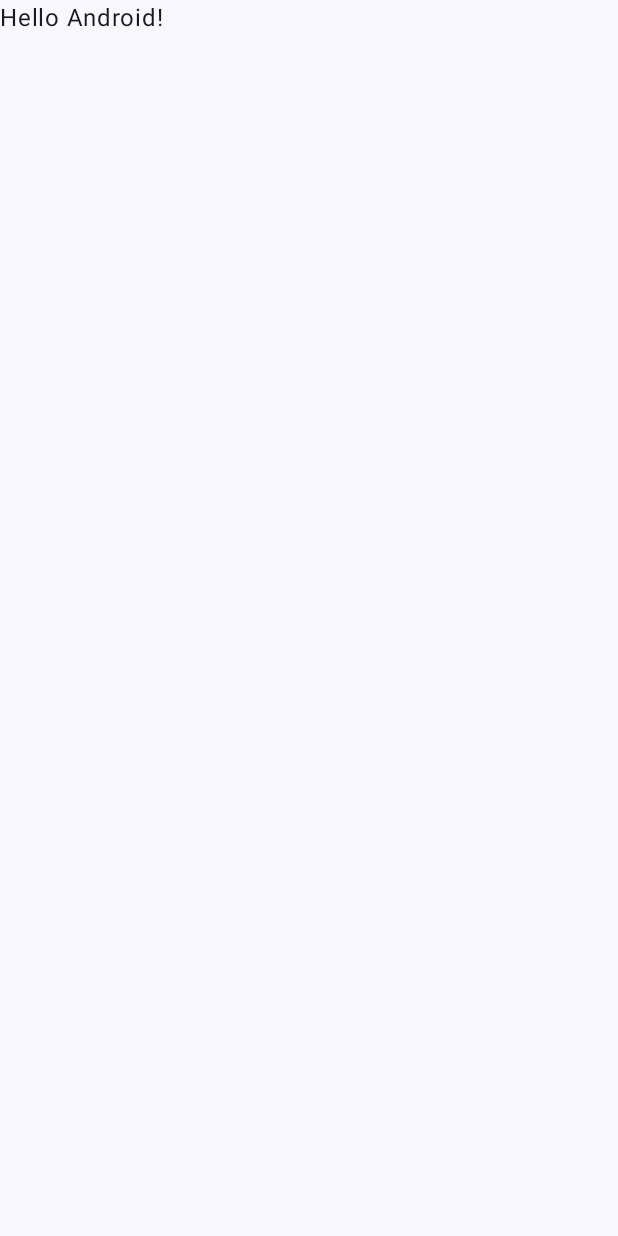
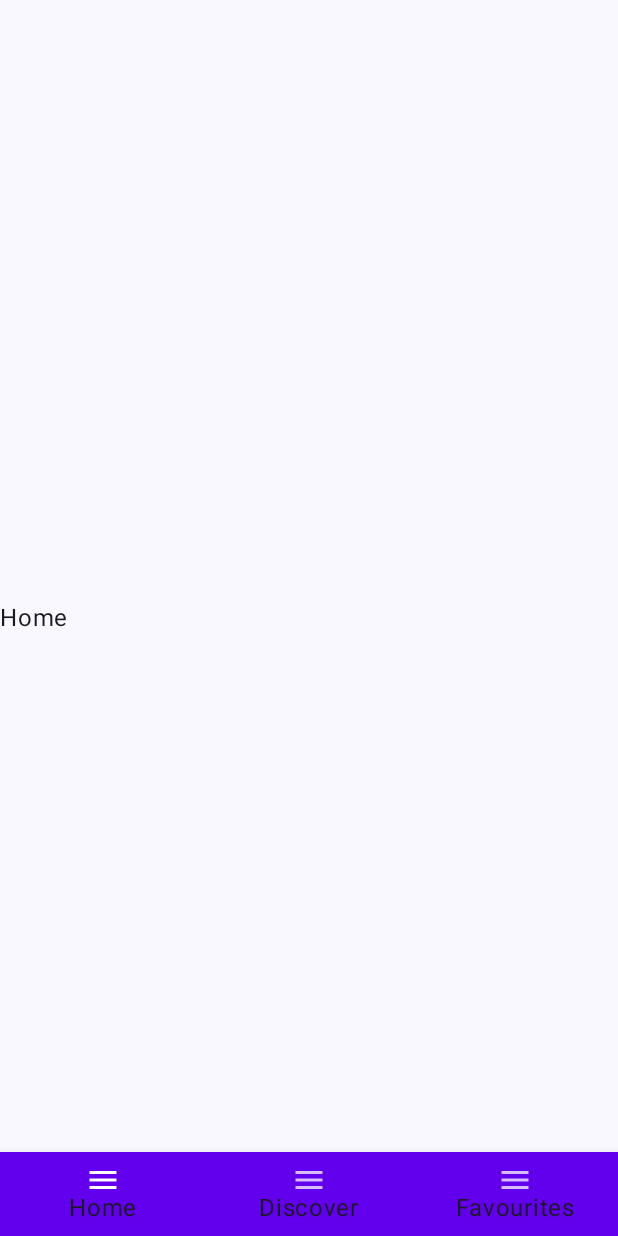
Before and after one commit to harshil88/watchlist_x, an Android app built with Jetpack Compose: the screen it shows after launch (MainActivity), on a phone screen of 412 x 824 dp. Before the commit the screen is almost empty. Run offline under Robolectric (Android 15) with nearby library versions, the phone set to English and light mode, and no system bars.

Commit message:
CIX-002-Added-Basic-Bottom-Navigation

```diff
--- a/app/src/main/java/com/harshilpadsala/watchlistx/MainActivity.kt
+++ b/app/src/main/java/com/harshilpadsala/watchlistx/MainActivity.kt
@@ -1,46 +1,100 @@
 package com.harshilpadsala.watchlistx
 
+import android.annotation.SuppressLint
 import android.os.Bundle
 import androidx.activity.ComponentActivity
 import androidx.activity.compose.setContent
+import androidx.compose.foundation.layout.Box
 import androidx.compose.foundation.layout.fillMaxSize
+import androidx.compose.material.BottomNavigation
+import androidx.compose.material.BottomNavigationItem
+import androidx.compose.material.Icon
+import androidx.compose.material.icons.Icons
+import androidx.compose.material.icons.filled.Menu
+import androidx.compose.material3.ExperimentalMaterial3Api
 import androidx.compose.material3.MaterialTheme
+import androidx.compose.material3.Scaffold
 import androidx.compose.material3.Surface
 import androidx.compose.material3.Text
 import androidx.compose.runtime.Composable
+import androidx.compose.runtime.getValue
 import androidx.compose.ui.Modifier
-import androidx.compose.ui.tooling.preview.Preview
+import androidx.navigation.NavDestination.Companion.hierarchy
+import androidx.navigation.NavHostController
+import androidx.navigation.compose.NavHost
+import androidx.navigation.compose.composable
+import androidx.navigation.compose.currentBackStackEntryAsState
+import androidx.navigation.compose.rememberNavController
+import com.harshilpadsala.watchlistx.compose.DiscoverScreen
+import com.harshilpadsala.watchlistx.compose.FavouriteScreen
+import com.harshilpadsala.watchlistx.compose.HomeScreen
+import com.harshilpadsala.watchlistx.constants.BottomNavItem
 import com.harshilpadsala.watchlistx.ui.theme.WatchlistXTheme
 
 class MainActivity : ComponentActivity() {
+    @OptIn(ExperimentalMaterial3Api::class)
     override fun onCreate(savedInstanceState: Bundle?) {
         super.onCreate(savedInstanceState)
         setContent {
             WatchlistXTheme {
+
+                val navController = rememberNavController()
+
                 // A surface container using the 'background' color from the theme
                 Surface(
                     modifier = Modifier.fillMaxSize(),
                     color = MaterialTheme.colorScheme.background
                 ) {
-                    Greeting("Android")
+                    BottomBarDisplay(navController = navController)
                 }
             }
         }
     }
 }
 
+@SuppressLint("UnusedMaterial3ScaffoldPaddingParameter")
+@ExperimentalMaterial3Api
 @Composable
-fun Greeting(name: String, modifier: Modifier = Modifier) {
-    Text(
-        text = "Hello $name!",
-        modifier = modifier
-    )
+fun BottomBarDisplay(navController : NavHostController){
+    Scaffold(
+        bottomBar = {
+            MainBottomNav(navController  = navController)
+        }
+    ) {
+          paddingValues -> NavHost(navController = navController, startDestination = BottomNavItem.Home.route,){
+        composable(BottomNavItem.Home.route){ HomeScreen()}
+        composable(BottomNavItem.Discover.route){ DiscoverScreen() }
+        composable(BottomNavItem.Favourites.route){ FavouriteScreen() }
+    }
+    }
 }
 
-@Preview(showBackground = true)
 @Composable
-fun GreetingPreview() {
-    WatchlistXTheme {
-        Greeting("Android")
+fun MainBottomNav(navController : NavHostController){
+
+
+
+    val navStackBackEntry by navController.currentBackStackEntryAsState()
+    val currentDestination = navStackBackEntry?.destination
+
+    val items = listOf(
+        BottomNavItem.Home,
+        BottomNavItem.Discover,
+        BottomNavItem.Favourites
+    )
+
+    BottomNavigation {
+        items.forEach {
+                item -> BottomNavigationItem(
+            selected = currentDestination?.hierarchy?.any { it.route == item.route } == true,
+            onClick = {
+                      navController.navigate(item.route){
+                          popUpTo(navController.graph.startDestinationId)
+                      }
+            },
+            label = {Text(text = item.route)},
+            icon = {
+                Icon(Icons.Filled.Menu, contentDescription = "Menu Icon")
+            }) }
     }
 }
--- /dev/null
+++ b/app/src/main/java/com/harshilpadsala/watchlistx/compose/HomeScreen.kt
@@ -0,0 +1,23 @@
+package com.harshilpadsala.watchlistx.compose
+
+import androidx.compose.foundation.layout.Arrangement
+import androidx.compose.foundation.layout.Column
+import androidx.compose.foundation.layout.fillMaxHeight
+import androidx.compose.foundation.layout.size
+import androidx.compose.material3.Scaffold
+import androidx.compose.material3.Text
+import androidx.compose.runtime.Composable
+import androidx.compose.ui.Alignment
+import androidx.compose.ui.Modifier
+import androidx.compose.ui.tooling.preview.Preview
+
+@Composable
+fun HomeScreen(){
+   Column(
+       modifier = Modifier.fillMaxHeight(),
+       verticalArrangement = Arrangement.Center,
+       horizontalAlignment = Alignment.CenterHorizontally
+   ) {
+       Text(text = "Home")
+   }
+}
--- /dev/null
+++ b/app/src/main/java/com/harshilpadsala/watchlistx/constants/BottomNavItem.kt
@@ -0,0 +1,25 @@
+package com.harshilpadsala.watchlistx.constants
+
+import androidx.annotation.DrawableRes
+import com.harshilpadsala.watchlistx.R
+
+sealed class BottomNavItem(
+    val route: String,
+    @DrawableRes val resId: Int,
+
+    ) {
+    object Home : BottomNavItem(
+        route = "Home",
+        resId = R.drawable.ic_launcher_background
+    )
+
+    object Discover : BottomNavItem(
+        route = "Discover",
+        resId = R.drawable.ic_launcher_background
+    )
+
+    object Favourites : BottomNavItem(
+        route = "Favourites",
+        resId = R.drawable.ic_launcher_background
+    )
+}
```
Also changed, not shown: app/build.gradle.kts (+7 -1 lines), app/src/main/java/com/harshilpadsala/watchlistx/compose/DiscoverScreen.kt (added, +20 -0 lines), app/src/main/java/com/harshilpadsala/watchlistx/compose/FavouriteScreen.kt (added, +20 -0 lines), app/src/main/java/com/harshilpadsala/watchlistx/navigation/BottomNavGraph.kt (added, +11 -0 lines).
